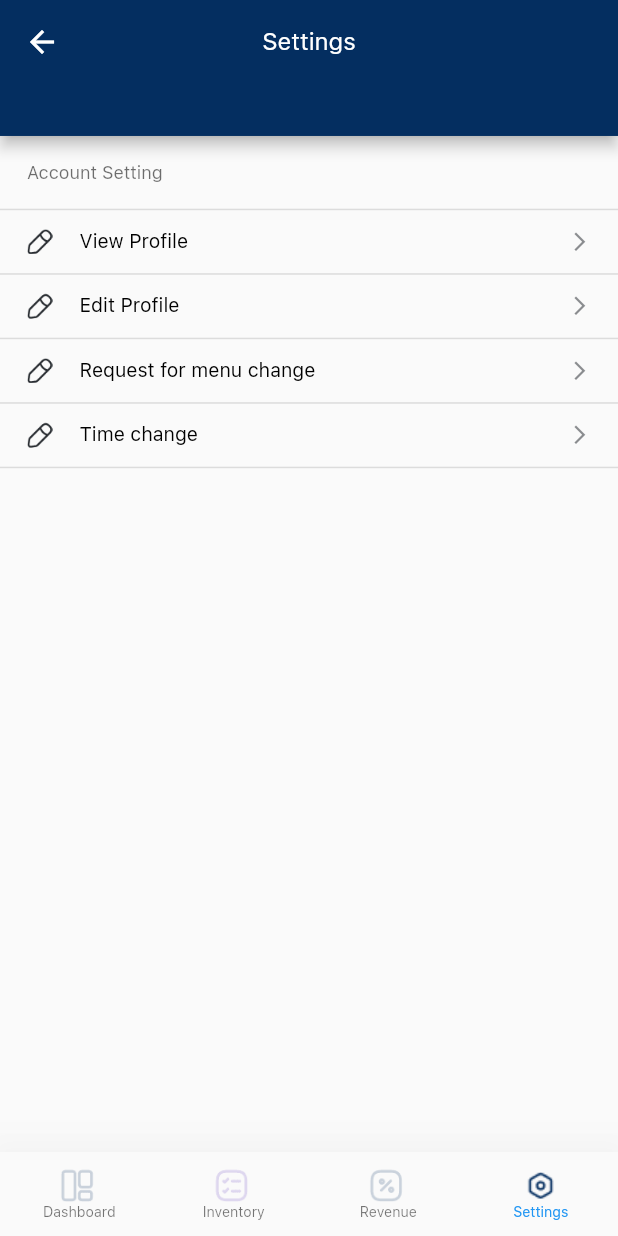
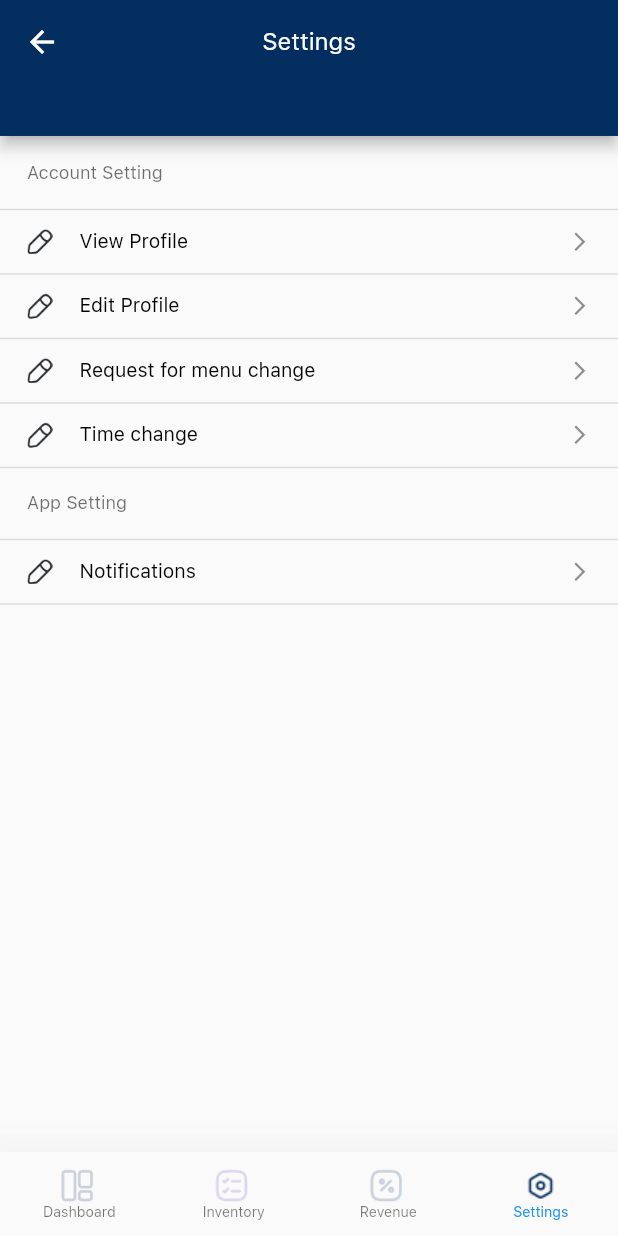
Before and after one commit to jyothir10/eatplek_admin, a Flutter app: the SettingsSCreen screen opened by its route, on a phone screen of 412 x 824 dp. Run offline on Flutter 3.47's test engine with Material 2 defaults, Android fonts, the phone set to English and light mode, and no system bars; our stand-ins replace dotted_line, firebase_core, firebase_messaging, flutter_local_notifications, flutter_svg, modal_progress_hud_nsn and 2 more; accounts and stored records are empty.

Commit message:
notification card and approve/reject api

```diff
--- a/lib/Screens/SettingsSCreen.dart
+++ b/lib/Screens/SettingsSCreen.dart
@@ -6,6 +6,8 @@ import 'package:eatplek_admin/Screens/MenuChangeScreen.dart';
 import 'package:eatplek_admin/Screens/ProfileScreen.dart';
 import 'package:eatplek_admin/Screens/TimeChangeScreen.dart';
 import 'package:flutter/material.dart';
+
+import 'NotificationScreen.dart';
 
 class SettingsSCreen extends StatefulWidget {
   static const String id = '/settings';
@@ -96,40 +98,39 @@ class _SettingsSCreenState extends State<SettingsSCreen> {
                     Navigator.pushNamed(context, MenuChangeScreen.id);
                   },
                 ),
-
                 SettingsCard(
                   text: "Time change",
                   onTap: () {
                     Navigator.pushNamed(context, TimeChangeScreen.id);
                   },
                 ),
-                // Padding(
-                //   padding:
-                //       const EdgeInsets.symmetric(vertical: 9, horizontal: 18),
-                //   child: Row(
-                //     mainAxisAlignment: MainAxisAlignment.start,
-                //     children: const [
-                //       Text(
-                //         'App Setting',
-                //         style: TextStyle(
-                //           color: Color(0x91000000),
-                //           fontSize: 12,
-                //           fontFamily: 'SFUIText',
-                //           fontWeight: FontWeight.w500,
-                //         ),
-                //       ),
-                //     ],
-                //   ),
-                // ),
-                // const Divider(
-                //   thickness: 1,
-                // ),
-                // SettingsCard(
-                //   text: "Notifications",
-                //   onTap: () {
-                //     Navigator.pushNamed(context, NotificationScreen.id);
-                //   },
-                // ),
+                Padding(
+                  padding:
+                      const EdgeInsets.symmetric(vertical: 9, horizontal: 18),
+                  child: Row(
+                    mainAxisAlignment: MainAxisAlignment.start,
+                    children: const [
+                      Text(
+                        'App Setting',
+                        style: TextStyle(
+                          color: Color(0x91000000),
+                          fontSize: 12,
+                          fontFamily: 'SFUIText',
+                          fontWeight: FontWeight.w500,
+                        ),
+                      ),
+                    ],
+                  ),
+                ),
+                const Divider(
+                  thickness: 1,
+                ),
+                SettingsCard(
+                  text: "Notifications",
+                  onTap: () {
+                    Navigator.pushNamed(context, NotificationScreen.id);
+                  },
+                ),
               ],
             ),
           ),
--- a/lib/main.dart
+++ b/lib/main.dart
@@ -39,7 +39,7 @@ class MyApp extends StatelessWidget {
     ]);
     return MaterialApp(
         debugShowCheckedModeBanner: false,
-        initialRoute: NotificationScreen.id,
+        initialRoute: OnboardingScreen.id,
         routes: {
           OnboardingScreen.id: (context) => OnboardingScreen(),
           LoginScreen.id: (context) => LoginScreen(),
```
